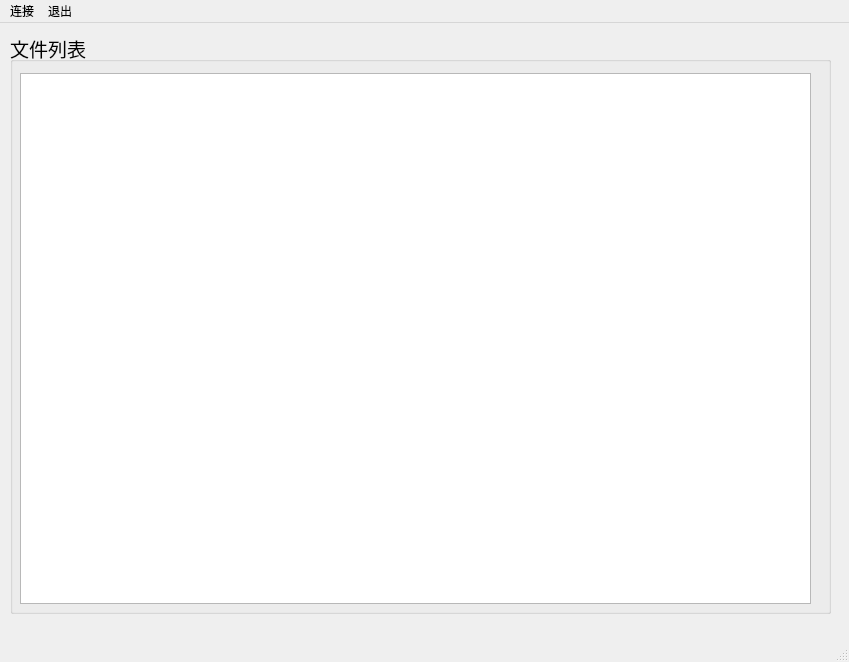
SuzukiTccy/QTProject-FTP, file FTPTransFer-client/mainwindow.ui: the form before one commit.
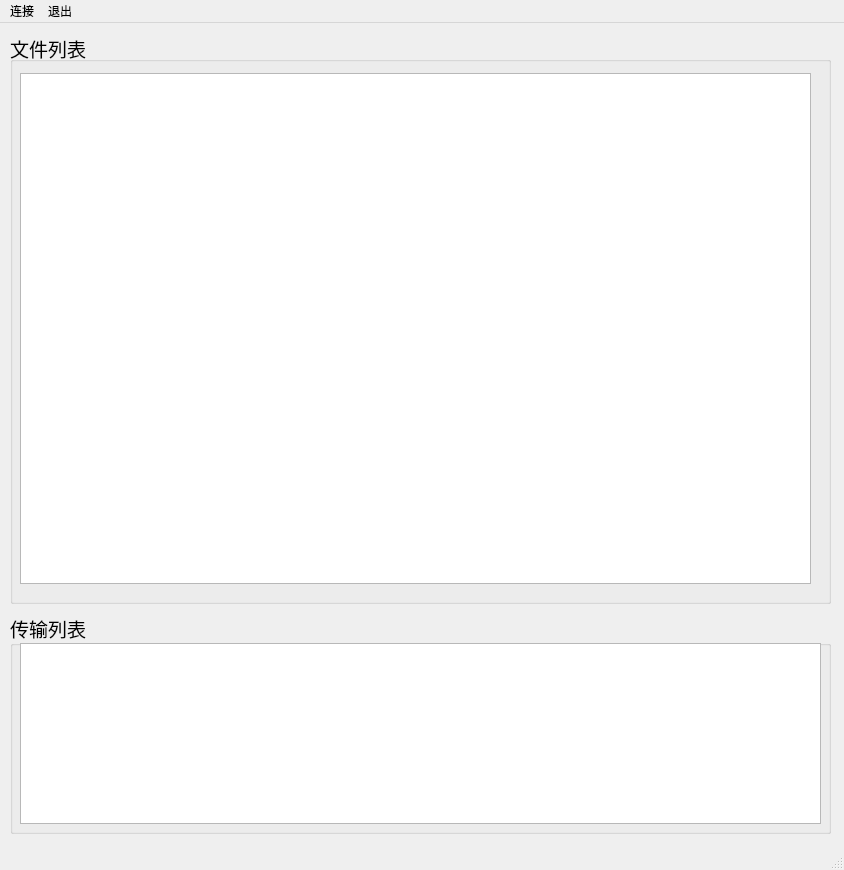
The form after the commit.

Commit message: improve displaying the size of the file in the remote directory list on the client

The edit to the form file:
```diff
--- a/FTPTransFer-client/mainwindow.ui
+++ b/FTPTransFer-client/mainwindow.ui
@@ -6,8 +6,8 @@
    <rect>
     <x>0</x>
     <y>0</y>
-    <width>849</width>
-    <height>662</height>
+    <width>844</width>
+    <height>870</height>
    </rect>
   </property>
   <property name="windowTitle">
@@ -20,7 +20,7 @@
       <x>10</x>
       <y>10</y>
       <width>821</width>
-      <height>581</height>
+      <height>571</height>
      </rect>
     </property>
     <property name="font">
@@ -37,7 +37,39 @@
        <x>10</x>
        <y>40</y>
        <width>791</width>
-       <height>531</height>
+       <height>511</height>
+      </rect>
+     </property>
+     <property name="styleSheet">
+      <string notr="true"/>
+     </property>
+    </widget>
+   </widget>
+   <widget class="QGroupBox" name="groupBox_2">
+    <property name="geometry">
+     <rect>
+      <x>10</x>
+      <y>590</y>
+      <width>821</width>
+      <height>221</height>
+     </rect>
+    </property>
+    <property name="font">
+     <font>
+      <family>Academy Engraved LET</family>
+      <pointsize>14</pointsize>
+     </font>
+    </property>
+    <property name="title">
+     <string>传输列表</string>
+    </property>
+    <widget class="QListView" name="listView">
+     <property name="geometry">
+      <rect>
+       <x>10</x>
+       <y>30</y>
+       <width>801</width>
+       <height>181</height>
       </rect>
      </property>
     </widget>
@@ -48,7 +80,7 @@
     <rect>
      <x>0</x>
      <y>0</y>
-     <width>849</width>
+     <width>844</width>
      <height>30</height>
     </rect>
    </property>
```
The commit also changes 4 other files.
